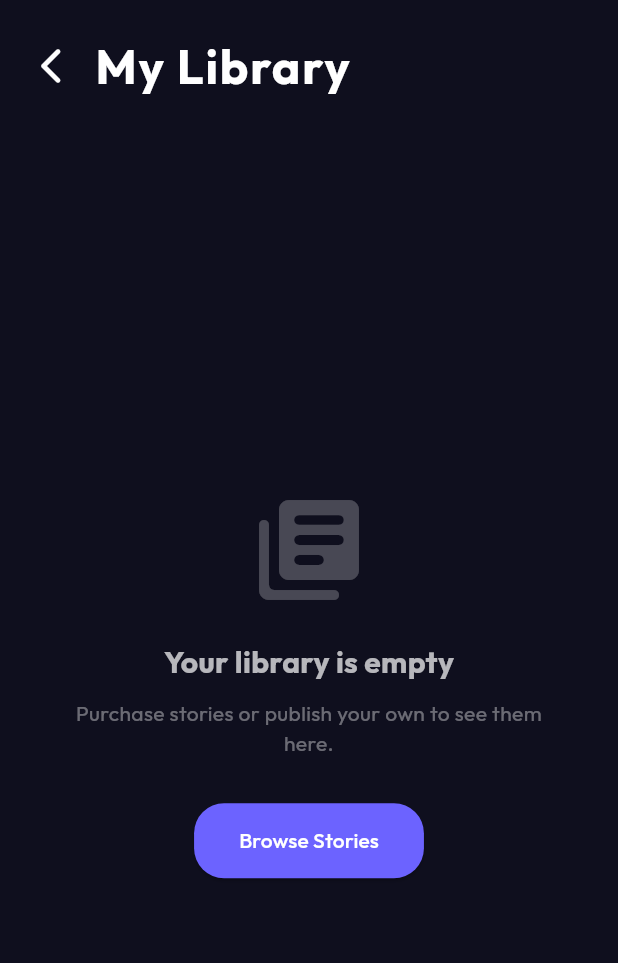
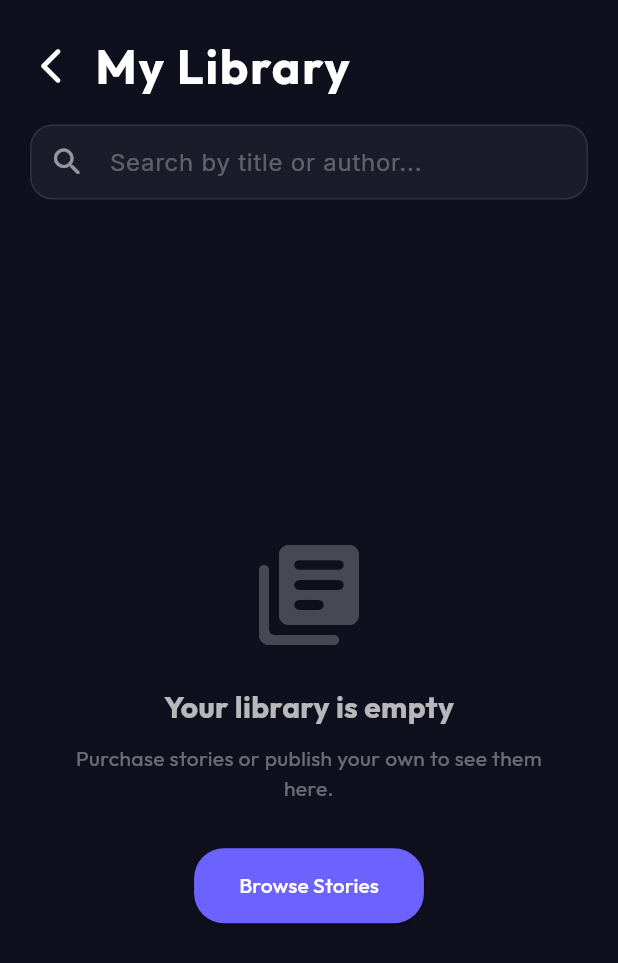
Before and after one commit to NiyasChembayil/shristylibrary, a Flutter app: the AudioLibraryScreen screen opened directly, on a phone screen of 412 x 824 dp. Shown: the top 963 px of the screen. Run offline on Flutter 3.47's test engine with Material 3 defaults, Android fonts, the phone set to English and light mode, and no system bars; our stand-ins replace audioplayers, cached_network_image, dio, fl_chart, flutter_riverpod, glassmorphism and 4 more; accounts and stored records are empty; network calls fail.

```diff
--- a/frontend/lib/features/audio/audio_library_screen.dart
+++ b/frontend/lib/features/audio/audio_library_screen.dart
@@ -15,10 +15,19 @@ class AudioLibraryScreen extends ConsumerStatefulWidget {
 }
 
 class _AudioLibraryScreenState extends ConsumerState<AudioLibraryScreen> {
+  final _searchController = TextEditingController();
+  String _searchQuery = '';
+
   @override
   void initState() {
     super.initState();
     Future.microtask(() => ref.read(myBooksProvider.notifier).fetchMyBooks());
+  }
+
+  @override
+  void dispose() {
+    _searchController.dispose();
+    super.dispose();
   }
 
   @override
@@ -31,7 +40,7 @@ class _AudioLibraryScreenState extends ConsumerState<AudioLibraryScreen> {
           crossAxisAlignment: CrossAxisAlignment.start,
           children: [
             Padding(
-              padding: const EdgeInsets.symmetric(horizontal: 10, vertical: 20),
+              padding: const EdgeInsets.fromLTRB(10, 20, 10, 0),
               child: Row(
                 children: [
                   IconButton(
@@ -51,6 +60,47 @@ class _AudioLibraryScreenState extends ConsumerState<AudioLibraryScreen> {
                 ],
               ),
             ),
+
+            // Search Bar
+            Padding(
+              padding: const EdgeInsets.symmetric(horizontal: 20.0, vertical: 15),
+              child: Container(
+                height: 50,
+                decoration: BoxDecoration(
+                  color: Colors.white.withValues(alpha: 0.05),
+                  borderRadius: BorderRadius.circular(15),
+                  border: Border.all(color: Colors.white.withValues(alpha: 0.1)),
+                ),
+                child: TextField(
+                  controller: _searchController,
+                  onChanged: (value) {
+                    setState(() {
+                      _searchQuery = value.toLowerCase();
+                    });
+                  },
+                  style: const TextStyle(color: Colors.white, fontSize: 16),
+                  decoration: InputDecoration(
+                    hintText: 'Search by title or author...',
+                    hintStyle: TextStyle(color: Colors.white.withValues(alpha: 0.3)),
+                    prefixIcon: const Icon(Icons.search_rounded, color: Colors.white54),
+                    suffixIcon: _searchQuery.isNotEmpty
+                      ? IconButton(
+                          icon: const Icon(Icons.close_rounded, color: Colors.white54),
+                          onPressed: () {
+                            setState(() {
+                              _searchController.clear();
+                              _searchQuery = '';
+                            });
+                          },
+                        )
+                      : null,
+                    border: InputBorder.none,
+                    contentPadding: const EdgeInsets.symmetric(vertical: 12),
+                  ),
+                ),
+              ),
+            ),
+
             Expanded(
               child: _buildContent(state),
             ),
@@ -65,8 +115,15 @@ class _AudioLibraryScreenState extends ConsumerState<AudioLibraryScreen> {
       return const Center(child: CircularProgressIndicator(color: Color(0xFF6C63FF)));
     }
 
-    if (state.books.isEmpty) {
-      return _buildEmptyState();
+    final filteredBooks = _searchQuery.isEmpty
+      ? state.books
+      : state.books.where((book) =>
+          book.title.toLowerCase().contains(_searchQuery) ||
+          book.authorName.toLowerCase().contains(_searchQuery)
+        ).toList();
+
+    if (filteredBooks.isEmpty) {
+      return _searchQuery.isEmpty ? _buildEmptyState() : _buildNoSearchResults();
     }
 
     return RefreshIndicator(
@@ -75,9 +132,9 @@ class _AudioLibraryScreenState extends ConsumerState<AudioLibraryScreen> {
       backgroundColor: const Color(0xFF1E1E2E),
       child: ListView.builder(
         padding: const EdgeInsets.only(bottom: 120),
-        itemCount: state.books.length,
+        itemCount: filteredBooks.length,
         itemBuilder: (context, index) {
-          final book = state.books[index];
+          final book = filteredBooks[index];
           return BookCard(
             id: book.id,
             title: book.title,
@@ -133,6 +190,21 @@ class _AudioLibraryScreenState extends ConsumerState<AudioLibraryScreen> {
     );
   }
 
+  Widget _buildNoSearchResults() {
+    return Center(
+      child: Column(
+        mainAxisAlignment: MainAxisAlignment.center,
+        children: [
+          const Icon(Icons.search_off_rounded, size: 80, color: Colors.white24),
+          const SizedBox(height: 20),
+          const Text('No matches found', style: TextStyle(fontSize: 20, fontWeight: FontWeight.bold, color: Colors.white70)),
+          const SizedBox(height: 10),
+          Text('Try searching for something else in your library.', style: TextStyle(color: Colors.white38)),
+        ],
+      ),
+    );
+  }
+
   Widget _buildEmptyState() {
     return Center(
       child: Padding(
```
Also changed, not shown: 2 other files.
